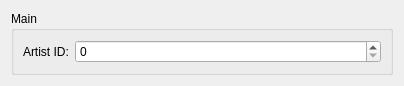
The window that mna/plugins/jamendo/frm_sett_jamendo.ui (KarolBedkowski/mna) describes before a commit, drawn with Qt 5.
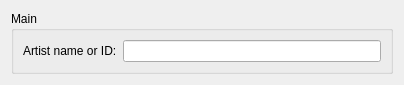
The same window after the commit.

Commit message: jamendo: accept artist name as agrument

```diff
--- a/mna/plugins/jamendo/frm_sett_jamendo.ui
+++ b/mna/plugins/jamendo/frm_sett_jamendo.ui
@@ -57,16 +57,12 @@
           <item row="0" column="0">
            <widget class="QLabel" name="label_8">
             <property name="text">
-             <string>Artist ID:</string>
+             <string>Artist name or ID:</string>
             </property>
            </widget>
           </item>
           <item row="0" column="1">
-           <widget class="QSpinBox" name="sb_artist">
-            <property name="maximum">
-             <number>99999999</number>
-            </property>
-           </widget>
+           <widget class="QLineEdit" name="e_artist"/>
           </item>
          </layout>
         </item>
```
The commit also changes 1 other file.
